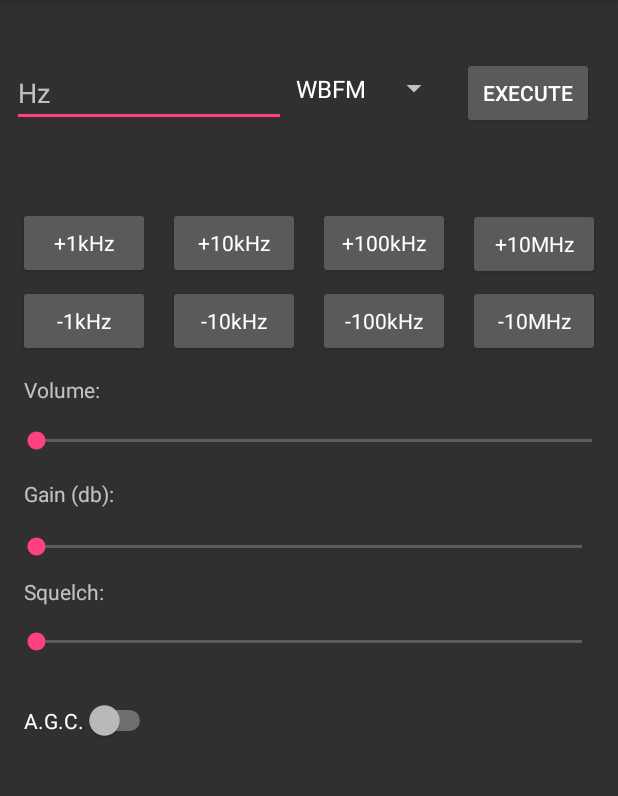
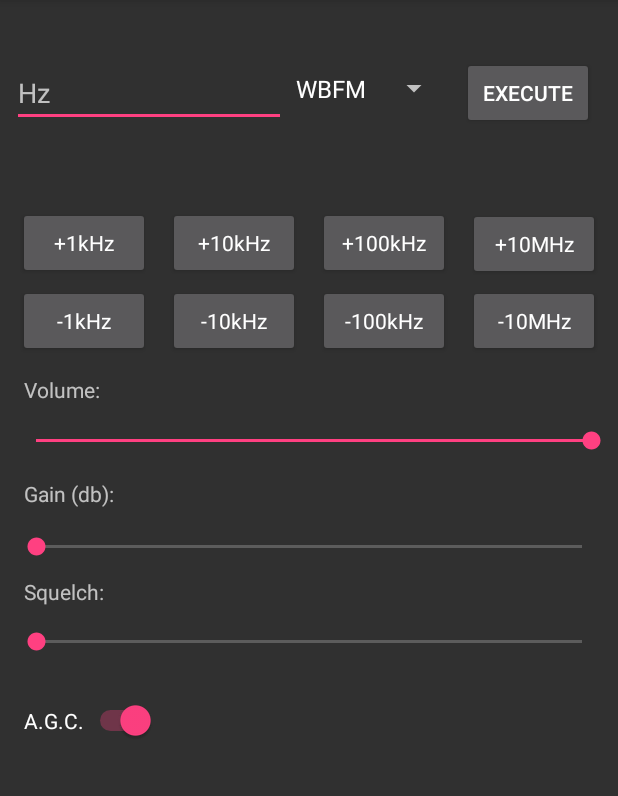
Before and after one commit to JimPatrizi/NetRTL, an Android app: the screen it shows after launch (MainActivity), after a tap on "EXECUTE", on a phone screen of 412 x 824 dp, the part 84-880 px from its top. Run offline under Robolectric (Android 15) with nearby library versions, the phone set to English and light mode, and no system bars.

Commit message:
Fixed SeekBars to append correct values to their respective parameters in parameters.java Cleaned up some additional things that needed done. For sync mainly
reconnect button added, not functional yet

```diff
--- a/app/src/main/java/jimpatrizi/com/netrtl/AsyncConnection.java
+++ b/app/src/main/java/jimpatrizi/com/netrtl/AsyncConnection.java
@@ -161,7 +161,8 @@ public class AsyncConnection extends android.os.AsyncTask<Void, String, Exceptio
      */
     public void write(String data) {
         try {
-            Log.d(TAG, "writ(): data = " + data);
+            //TODO LEARN DEBUGGER AND DEBUG FOR IOEXCEPPTION
+            Log.d(TAG, "write(): data = " + data);
             out.write(data + "\n");
             out.flush();
         } catch (IOException ex) {
@@ -181,13 +182,19 @@ public class AsyncConnection extends android.os.AsyncTask<Void, String, Exceptio
             interrupted = true;
             if(socket != null) {
                 socket.close();
+                Log.d(TAG, "Socket closed");
             }
-            if(out != null & in != null) {
-                out.close();
+            if (in != null) {
                 in.close();
+                Log.d(TAG, "BufferedReader closed");
             }
+           // if(out != null) {
+           //     out.close();
+           //     Log.d(TAG, "BufferedWriter closed");
+         //   }
+
         } catch (IOException ex) {
-            Log.e(TAG, "disconnect(): " + ex.toString());
+            Log.e(TAG, "Exception occurred in disconnect(): " + ex.toString());
         }
     }
 }
--- a/app/src/main/java/jimpatrizi/com/netrtl/ConnectionHandle.java
+++ b/app/src/main/java/jimpatrizi/com/netrtl/ConnectionHandle.java
@@ -12,6 +12,7 @@ public class ConnectionHandle implements ConnectionHandler {
 
     private String TAG = getClass().getName();
     private String reply = "No Reply";
+    public boolean fail;
 
     ConnectionHandle(){
         //empty constructor
@@ -26,11 +27,13 @@ public class ConnectionHandle implements ConnectionHandler {
 
     @Override
     public void didDisconnect(Exception error) {
+        fail = true;
         Log.d(TAG, "Disconnected");
     }
 
     @Override
     public void didConnect() {
+        fail = false;
         Log.d(TAG, "Connected to Socket");
     }
 
@@ -38,4 +41,8 @@ public class ConnectionHandle implements ConnectionHandler {
     {
         return reply;
     }
+    public boolean getFailureStatus()
+    {
+        return fail;
+    }
 }
--- a/app/src/main/java/jimpatrizi/com/netrtl/ExecuteButtonOnClickListener.java
+++ b/app/src/main/java/jimpatrizi/com/netrtl/ExecuteButtonOnClickListener.java
@@ -1,7 +1,6 @@
 package jimpatrizi.com.netrtl;
 
 import android.content.Context;
-import android.content.SharedPreferences;
 import android.view.View;
 import android.widget.Toast;
 
@@ -29,7 +28,6 @@ public class ExecuteButtonOnClickListener implements View.OnClickListener {
     public void onClick(View view) {
         //Parameters.BROADCAST_FM.append("97.9");
 
-        SharedPreferences sharedPrefs = context.getSharedPreferences("pref_main", Context.MODE_PRIVATE);
 
         for (Parameters p : Parameters.values())
         {
@@ -42,6 +40,7 @@ public class ExecuteButtonOnClickListener implements View.OnClickListener {
         //Toast.makeText(context, dameon, Toast.LENGTH_LONG).show();
 
         //TODO make class for thread that does all of this with asyncconnection
+        //needs to be done from another thread, because doing a write is blocking to UI exec so it crashes. Looking at the threads in debugger, this should be fine as it uses this same thread every time listener is called
         new Thread(new Runnable() {
             @Override
             public void run() {
@@ -52,9 +51,13 @@ public class ExecuteButtonOnClickListener implements View.OnClickListener {
             }
         }).start();
         String s = handler.getReply();
+        boolean didFail = handler.getFailureStatus();
+        if(didFail) {
+            connection.disconnect();
+        }
         if(s.isEmpty())
         {
-            s = "emptyy";
+            s = "empty";
         }
         Toast.makeText(context, s, Toast.LENGTH_LONG).show();
         //Parameters.resetValues();
--- a/app/src/main/java/jimpatrizi/com/netrtl/MainActivity.java
+++ b/app/src/main/java/jimpatrizi/com/netrtl/MainActivity.java
@@ -17,8 +17,10 @@ import android.widget.ArrayAdapter;
 import android.widget.Button;
 import android.widget.SeekBar;
 import android.widget.Spinner;
+import android.widget.TextView;
 import android.widget.Toast;
 
+import static jimpatrizi.com.netrtl.Parameters.SQUELCH_LEVEL;
 import static jimpatrizi.com.netrtl.Parameters.VOLUME;
 
 /**
@@ -30,15 +32,54 @@ import static jimpatrizi.com.netrtl.Parameters.VOLUME;
 public class MainActivity extends AppCompatActivity
         implements NavigationView.OnNavigationItemSelectedListener {
 
-    public AsyncConnection connection;
+    /**
+     * Public Variables
+     */
+    public AsyncConnection connection; //needs replaced for Ben's networking code.
     public SeekBar volumeSeekBar;
+    public SeekBar squelchSeekBar;
+    public SeekBar gainSeekBar;
+    public Spinner modulationModeSpinner;
 
+    /**
+     * Text Objects
+     */
 
+    public TextView volumeTextView;
+    public TextView gainTextView;
+    public TextView squelchTextView;
+
+    /**
+     * Networking Connection Parameters
+     */
+    public int port_number;
+    public String ip_address;
+    public SharedPreferences sharedPrefs;
+
+    /**
+     *  MainActivity Context
+     */
+    public Context context;
+
+    /**
+     * Public Object creation
+     */
     //handles logcat messages for socket debugging, will be used to implement UI callback
     public ConnectionHandle handler = new ConnectionHandle();
 
+    /**
+     * Functions
+     */
+
+
+    /**
+     * OnCreate method, app starts here at launch to initialize all fields
+     * @param savedInstanceState - saves previous instance data for when the user comes back to the app
+     */
     @Override
     protected void onCreate(Bundle savedInstanceState) {
+
+        //Bring back apps last known state and set activity_main view
         super.onCreate(savedInstanceState);
         setContentView(R.layout.activity_main);
 
@@ -54,60 +95,104 @@ public class MainActivity extends AppCompatActivity
              navigationView.setNavigationItemSelectedListener(this);
              //end included with project creation
 
-        //Obtained the previously set IP + Port Preferences
-        Context context = getApplicationContext();
-        SharedPreferences sharedPrefs = context.getSharedPreferences("pref_main", Context.MODE_PRIVATE);
-        String ip_address = sharedPrefs.getString("key_ip_name", "0.0.0");
-        int port_number = sharedPrefs.getInt("key_port_name", 2832);
 
-        //Open socket with AsyncTask (Background Thread)
-        connection = new AsyncConnection(ip_address, port_number, handler);
-        connection.execute();
-        //end of open socket routine
-
+        //connect socket
+        asyncConnectionInit();
         //Init Execute button
         executeButtonInit();
         //In Modulation Mode Spinner
         spinnerInit();
         //Init Buttons
         buttonInit();
+        //Volume SeekBar Init
+        volumeSeekBarInit();
 
-        //SeekBar Init
-        volumeSeekBar=(SeekBar) findViewById(R.id.volume_seek); // initiate the Seekbar
-        volumeSeekBar.setMax(100); // 100 maximum value for the Seek bar
-        volumeSeekBar.setOnSeekBarChangeListener(new SeekBar.OnSeekBarChangeListener() {
-            int progressChangedValue = 0;
+        gainSeekBarInit();
 
-            public void onProgressChanged(SeekBar seekBar, int progress, boolean fromUser) {
-                progressChangedValue = progress;
-            }
-
-            public void onStartTrackingTouch(SeekBar seekBar) {
-                // TODO Auto-generated method stub
-            }
-
-            public void onStopTrackingTouch(SeekBar seekBar) {
-                Toast.makeText(MainActivity.this, "System Volume =  " + progressChangedValue + "%",
-                        Toast.LENGTH_SHORT).show();
-
-                if (VOLUME.isIndexValid(0))
-                {
-                    VOLUME.replaceIndex(0, "" +  progressChangedValue);
-                }
-                else
-                {
-                    VOLUME.append("" + progressChangedValue);
-                }
-            }
-        });
+        squelchSeekBarInit();
 
 
     }
 
+    /**
+     * Connect to socket with user given IP and socket
+     */
+    public void asyncConnectionInit()
+    {
+        //Obtained the previously set IP + Port Preferences
+        context = getApplicationContext();
+        sharedPrefs = context.getSharedPreferences("pref_main", Context.MODE_PRIVATE);
+        ip_address = sharedPrefs.getString("key_ip_name", "0.0.0");
+        port_number = sharedPrefs.getInt("key_port_name", 2832);
+
+        //Open socket with AsyncTask (Background Thread)
+        connection = new AsyncConnection(ip_address, port_number, handler);
+        connection.execute();
+        //end of open socket routine
+    }
+
+    /**
+     * Sets volume bar's seekbar methods and listener
+     */
+    public void gainSeekBarInit()
+    {
+        String defaultGainString = "0";
+        int defaultGainInt = 0;
+        int maxGainInt = 2147483647;
+
+        //Init Volume Parameter Default
+        SQUELCH_LEVEL.append(defaultGainString);
+
+        gainSeekBar=(SeekBar) findViewById(R.id.gain_seek); // initiate the Seekbar
+        gainTextView = (TextView)findViewById(R.id.gain_text);
+
+        gainSeekBar.setMax(maxGainInt); // 0 maximum value for the Seek bar
+        gainSeekBar.setProgress(defaultGainInt);
+        gainSeekBar.setOnSeekBarChangeListener(new SeekBarChangeOnClickListener(context, gainTextView, "gain"));
+    }
+
+
+    /**
+     * Sets volume bar's seekbar methods and listener
+     */
+    public void squelchSeekBarInit()
+    {
+        String defaultSquelchString = "0";
+        int defaultSquelchInt = 0;
+        int maxSquelchInt = 100;
+
+        //Init Volume Parameter Default
+        SQUELCH_LEVEL.append(defaultSquelchString);
+
+        squelchSeekBar=(SeekBar) findViewById(R.id.squelch_seek); // initiate the Seekbar
+        squelchTextView = (TextView)findViewById(R.id.squelch_text);
+
+        squelchSeekBar.setMax(maxSquelchInt); // 0 maximum value for the Seek bar
+        squelchSeekBar.setProgress(defaultSquelchInt);
+        squelchSeekBar.setOnSeekBarChangeListener(new SeekBarChangeOnClickListener(context, squelchTextView, "squelch"));
+    }
+
+    /**
+     * Sets volume bar's seekbar methods and listener
+     */
+    public void volumeSeekBarInit()
+    {
+        String defaultVolumeString = "100";
+        int defaultVolumeInt = 100;
+
+        //Init Volume Parameter Default
+        VOLUME.append(defaultVolumeString);
+
+        volumeSeekBar=(SeekBar) findViewById(R.id.volume_seek); // initiate the Seekbar
+        volumeTextView = (TextView)findViewById(R.id.volume_text);
+
+        volumeSeekBar.setMax(defaultVolumeInt); // 100 maximum value for the Seek bar
+        volumeSeekBar.setProgress(defaultVolumeInt);
+        volumeSeekBar.setOnSeekBarChangeListener(new SeekBarChangeOnClickListener(context, volumeTextView, "volume"));
+    }
 
     /**
      * This executeButtonInit method sets the click listener on the execute button
-     * @return Nothing
      */
     public void executeButtonInit(){
         Button executeButton = (Button) findViewById(R.id.execute);
@@ -124,15 +209,15 @@ public class MainActivity extends AppCompatActivity
      */
     public void spinnerInit(){
         //init spinner from id
-        Spinner spin = (Spinner) findViewById(R.id.modeSpinner);
+        modulationModeSpinner = (Spinner) findViewById(R.id.modeSpinner);
         //spinner strings to populate spinner object
         String[] modeSpinnerStrings = new String[] {
-                "WBFM", "AM", "USB", "LSB"
+                "WBFM", "NBFM", "AM", "USB", "LSB", "RAW"
         };
         //set array adapter to set the strings inside spinner obect
         ArrayAdapter<String> adapter = new ArrayAdapter<>(this,
                 android.R.layout.simple_spinner_item, modeSpinnerStrings);
-        spin.setAdapter(adapter);
+        modulationModeSpinner.setAdapter(adapter);
         //formats spinner to be nice clickable size
         adapter.setDropDownViewResource(android.R.layout.simple_spinner_dropdown_item);
     }
@@ -196,15 +281,29 @@ public class MainActivity extends AppCompatActivity
         int id = item.getItemId();
 
         //noinspection SimplifiableIfStatement
-        if (id == R.id.action_settings) {
+        if (id == R.id.action_settings)
+        {
             // launch settings activity
             startActivity(new Intent(MainActivity.this, SettingsPrefActivity.class));
             return true;
+        }
+        else if (id == R.id.reconnect)
+        {
+            connection.cancel(true);
+            //TODO FIXME
+            connection.disconnect();
+            asyncConnectionInit();
         }
 
         return super.onOptionsItemSelected(item);
     }
 
+    public void setSocketConnection(AsyncConnection connection)
+    {
+        this.connection = connection;
+    }
+
+    //TODO This is where the Advanced option needs to go, to start an intent that can set advanced settings
     @SuppressWarnings("StatementWithEmptyBody")
     @Override
     public boolean onNavigationItemSelected(MenuItem item) {
--- /dev/null
+++ b/app/src/main/java/jimpatrizi/com/netrtl/SeekBarChangeOnClickListener.java
@@ -0,0 +1,76 @@
+package jimpatrizi.com.netrtl;
+
+import android.content.Context;
+import android.widget.SeekBar;
+import android.widget.TextView;
+import android.widget.Toast;
+
+import static jimpatrizi.com.netrtl.Parameters.SQUELCH_LEVEL;
+import static jimpatrizi.com.netrtl.Parameters.TUNER_GAIN;
+import static jimpatrizi.com.netrtl.Parameters.VOLUME;
+
+/**
+ * Created by jamespatrizi on 10/21/17.
+ */
+
+public class SeekBarChangeOnClickListener implements SeekBar.OnSeekBarChangeListener
+{
+    private Context context;
+    private int progressChangedValue = 0;
+    private  String type;
+    private TextView textView;
+
+    /**
+     * Constructor that gets the new value
+     * @param context
+     */
+    public SeekBarChangeOnClickListener(Context context, TextView textView, String type){
+        this.context = context;
+        this.type = type;
+        this.textView = textView;
+    }
+
+
+    public void onProgressChanged(SeekBar seekBar, int progress, boolean fromUser) {
+        progressChangedValue = progress;
+
+    }
+
+    public void onStartTrackingTouch(SeekBar seekBar) {
+        // TODO Auto-generated method stub, do i need this?
+    }
+
+    public void onStopTrackingTouch(SeekBar seekBar) {
+        if(type.equalsIgnoreCase("volume"))
+        {
+            if (VOLUME.isIndexValid(0)) {
+                VOLUME.replaceIndex(0, "" + progressChangedValue);
+            } else {
+                VOLUME.append("" + progressChangedValue);
+            }
+            Toast.makeText(context, "System Volume =  " + progressChangedValue + "%",
+                    Toast.LENGTH_SHORT).show();
+            //textView.append(Integer.toString(progressChangedValue), 7, 10);
+        }
+        else if(type.equalsIgnoreCase("gain"))
+        {
+            if (TUNER_GAIN.isIndexValid(0)) {
+                TUNER_GAIN.replaceIndex(0, "" + progressChangedValue);
+            } else {
+                TUNER_GAIN.append("" + progressChangedValue);
+            }
+            Toast.makeText(context, "Gain (dB) =  " + progressChangedValue + "dB",
+                    Toast.LENGTH_SHORT).show();
+        }
+        else //if(type.equalsIgnoreCase("squelch")
+        {
+            if (SQUELCH_LEVEL.isIndexValid(0)) {
+                SQUELCH_LEVEL.replaceIndex(0, "" + progressChangedValue);
+            } else {
+                SQUELCH_LEVEL.append("" + progressChangedValue);
+            }
+            Toast.makeText(context, "Squelch Level =  " + progressChangedValue + "%",
+                    Toast.LENGTH_SHORT).show();
+        }
+    }
+}
--- a/app/src/main/java/jimpatrizi/com/netrtl/SettingsPrefActivity.java
+++ b/app/src/main/java/jimpatrizi/com/netrtl/SettingsPrefActivity.java
@@ -7,9 +7,19 @@ import android.preference.Preference;
 import android.preference.PreferenceFragment;
 import android.preference.PreferenceManager;
 
+/**
+ *  Handles Networking Parameters, IP and Port # Set by user. Saved as SharedPreferences to be called
+ *  anywhere in the code to instantiate socket connection in networking class.
+ */
+
 public class SettingsPrefActivity extends AppCompatPreferenceActivity
 {
-    private static final String TAG = SettingsPrefActivity.class.getSimpleName();
+    //for debugging in logcat private static final
+    //String TAG = SettingsPrefActivity.class.getSimpleName();
+
+    /**
+     * Shared Preference Editor object
+     */
     private static SharedPreferences.Editor editor;
 
     @Override
--- a/app/src/main/res/layout/content_main.xml
+++ b/app/src/main/res/layout/content_main.xml
@@ -7,6 +7,21 @@
     app:layout_behavior="@string/appbar_scrolling_view_behavior"
     tools:context="jimpatrizi.com.netrtl.MainActivity"
     tools:showIn="@layout/app_bar_main">
+
+    <SeekBar
+        android:id="@+id/gain_seek"
+        android:layout_width="0dp"
+        android:layout_height="33dp"
+        android:layout_centerHorizontal="true"
+        android:layout_marginStart="8dp"
+        android:layout_marginTop="348dp"
+        android:max="20"
+        app:layout_constraintRight_toRightOf="parent"
+        app:layout_constraintTop_toTopOf="parent"
+        android:layout_marginLeft="8dp"
+        android:layout_marginRight="8dp"
+        app:layout_constraintLeft_toLeftOf="parent"
+        app:layout_constraintHorizontal_bias="0.0" />
 
 
     <SeekBar
@@ -19,6 +34,7 @@
         android:layout_marginRight="1dp"
         android:layout_marginStart="8dp"
         android:layout_marginTop="8dp"
+        android:progress="100"
         app:layout_constraintBottom_toTopOf="@+id/gain_seek"
         app:layout_constraintHorizontal_bias="1.0"
         app:layout_constraintLeft_toLeftOf="parent"
@@ -62,20 +78,7 @@
         android:layout_marginRight="8dp"
         app:layout_constraintRight_toRightOf="parent" />
 
-    <SeekBar
-        android:id="@+id/gain_seek"
-        android:layout_width="0dp"
-        android:layout_height="33dp"
-        android:layout_centerHorizontal="true"
-        android:layout_marginStart="8dp"
-        android:layout_marginTop="348dp"
-        android:max="20"
-        app:layout_constraintRight_toRightOf="parent"
-        app:layout_constraintTop_toTopOf="parent"
-        android:layout_marginLeft="8dp"
-        android:layout_marginRight="8dp"
-        app:layout_constraintLeft_toLeftOf="parent"
-        app:layout_constraintHorizontal_bias="0.0" />
+
 
 
     <EditText
@@ -231,15 +234,16 @@
         android:id="@+id/agc"
         android:layout_width="wrap_content"
         android:layout_height="wrap_content"
-        android:text="A.G.C."
+        android:layout_marginBottom="8dp"
+        android:layout_marginLeft="8dp"
         android:layout_marginStart="16dp"
         android:layout_marginTop="22dp"
+        android:checked="true"
+        android:text="A.G.C."
+        app:layout_constraintBottom_toBottomOf="parent"
+        app:layout_constraintLeft_toLeftOf="parent"
         app:layout_constraintTop_toBottomOf="@+id/squelch_seek"
-        app:layout_constraintBottom_toBottomOf="parent"
-        android:layout_marginBottom="8dp"
-        app:layout_constraintVertical_bias="0.0"
-        android:layout_marginLeft="8dp"
-        app:layout_constraintLeft_toLeftOf="parent" />
+        app:layout_constraintVertical_bias="0.0" />
 
 
     <TextView
--- a/app/src/main/res/menu/main.xml
+++ b/app/src/main/res/menu/main.xml
@@ -6,4 +6,9 @@
         android:orderInCategory="100"
         android:title="@string/action_settings"
         app:showAsAction="never" />
+    <item
+        android:id="@+id/reconnect"
+        android:orderInCategory="100"
+        android:title="@string/reconnect_setting"
+        app:showAsAction="never" />
 </menu>
--- a/app/src/main/res/values/strings.xml
+++ b/app/src/main/res/values/strings.xml
@@ -10,4 +10,5 @@
 
 
     <string name="action_settings">Settings</string>
+    <string name="reconnect_setting">Reconnect</string>
 </resources>
```
Lines whose indentation alone changed are shown as unchanged.
